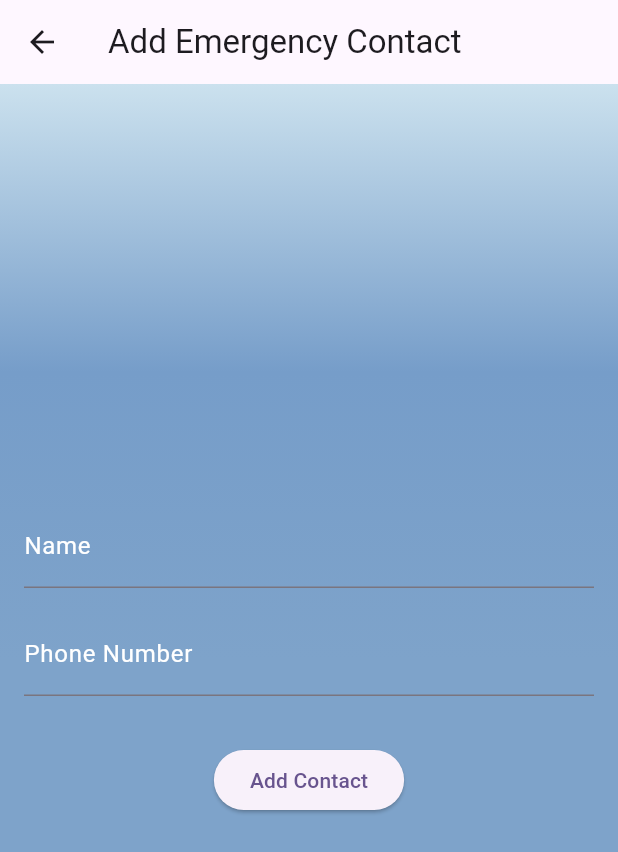
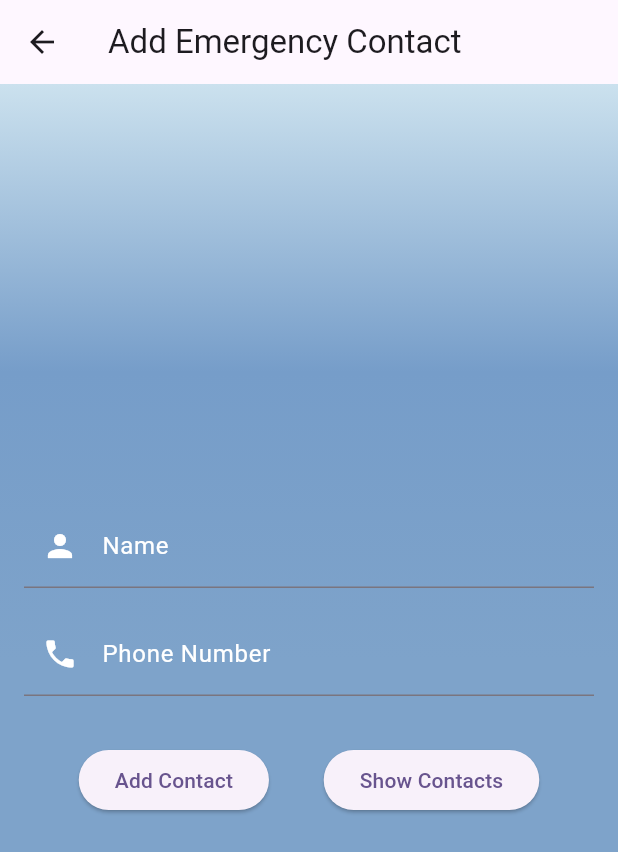
Before and after one commit to adan-s/FYP-Watchful-Eyes, a Flutter app: the AddContact screen opened directly, on a phone screen of 412 x 824 dp. Shown: the top 852 px of the screen. Run offline on Flutter 3.47's test engine with Material 3 defaults, Android fonts, the phone set to English and light mode, and no system bars; our stand-ins replace animated_text_kit, cloud_firestore, file_picker, firebase_auth, firebase_core, firebase_storage and 11 more; missing offline and left inert: background_sms, flutter_animated_button, shake; accounts and stored records are empty; project files that could hold a hidden picture were left out.

Commit message:
Update EmergencyContact

```diff
--- a/lib/screens/Addcontact.dart
+++ b/lib/screens/Addcontact.dart
@@ -3,6 +3,8 @@ import 'package:firebase_auth/firebase_auth.dart';
 import 'package:fyp/authentication/EmergencycontactsRepo.dart';
 import 'package:fyp/authentication/authentication_repo.dart';
 import '../authentication/models/EmergencyContact.dart';
+import 'EmergencyContact.dart';
+
 
 class AddContact extends StatelessWidget {
   final EmergencycontactsRepo _contactRepository = EmergencycontactsRepo();
@@ -15,9 +17,11 @@ class AddContact extends StatelessWidget {
       // Show an error message or handle the invalid phone number format
       showDialog(
         context: context,
-        builder: (context) => AlertDialog(
+        builder: (context) =>
+            AlertDialog(
               title: Text('Invalid Phone Number'),
-          content: Text('Please enter a valid phone number format: +923XXXXXXXXX'),
+              content: Text(
+                  'Please enter a valid phone number format: +923XXXXXXXXX'),
               actions: [
                 ElevatedButton(
                   onPressed: () {
@@ -81,7 +85,8 @@ class AddContact extends StatelessWidget {
         child: Padding(
           padding: const EdgeInsets.all(16.0),
           child: Column(
-            mainAxisAlignment: MainAxisAlignment.center, // Center content vertically
+            mainAxisAlignment: MainAxisAlignment.center,
+            // Center content vertically
             crossAxisAlignment: CrossAxisAlignment.stretch,
             children: [
               // Centered TextField for Name
@@ -91,6 +96,10 @@ class AddContact extends StatelessWidget {
                   decoration: InputDecoration(
                     labelText: 'Name',
                     labelStyle: TextStyle(color: Colors.white),
+                    prefixIcon: Icon(
+                      Icons.person,
+                      color: Colors.white,
+                    ),
                   ),
                   style: TextStyle(color: Colors.white),
                 ),
@@ -105,19 +114,27 @@ class AddContact extends StatelessWidget {
                     hintText: '+923215722553',
                     hintStyle: TextStyle(color: Colors.white),
                     labelStyle: TextStyle(color: Colors.white),
+                    prefixIcon: Icon(
+                      Icons.phone, // Use the phone icon
+                      color: Colors.white,
+                    ),
                     counterText: '', // To hide the character counter
                   ),
                   keyboardType: TextInputType.phone,
                   style: TextStyle(color: Colors.white),
                   maxLength: 13, // Set the maximum length
                 ),
+
               ),
               SizedBox(height: 32),
-              // Centered ElevatedButton
-        Center(
-          child: ElevatedButton(
+              // Row with Add Contact and Show Contacts buttons
+              Row(
+                mainAxisAlignment: MainAxisAlignment.spaceEvenly,
+                children: [
+                  ElevatedButton(
                     onPressed: () {
-              if (_nameController.text.isNotEmpty && _phoneNumberController.text.isNotEmpty) {
+                      if (_nameController.text.isNotEmpty &&
+                          _phoneNumberController.text.isNotEmpty) {
                         if (userEmail != null) {
                           _addEmergencyContact(context, userEmail);
                         } else {
@@ -127,9 +144,11 @@ class AddContact extends StatelessWidget {
                         // Show an error message for incomplete form
                         showDialog(
                           context: context,
-                  builder: (context) => AlertDialog(
+                          builder: (context) =>
+                              AlertDialog(
                                 title: Text('Incomplete Form'),
-                    content: Text('Please fill in both name and phone number.'),
+                                content: Text(
+                                    'Please fill in both name and phone number.'),
                                 actions: [
                                   ElevatedButton(
                                     onPressed: () {
@@ -144,9 +163,18 @@ class AddContact extends StatelessWidget {
                     },
                     child: Text('Add Contact'),
                   ),
+                  ElevatedButton(
+                    onPressed: () {
+                      Navigator.push(
+                        context,
+                        MaterialPageRoute(
+                            builder: (context) => EmergencyContactListScreen()),
+                      );
+                    },
+                    child: Text('Show Contacts'),
                   ),
-
-
+                ],
+              ),
             ],
           ),
         ),
```
Also changed, not shown: lib/screens/EmergencyContact.dart (+68 -8 lines). Lines whose indentation alone changed are shown as unchanged.
